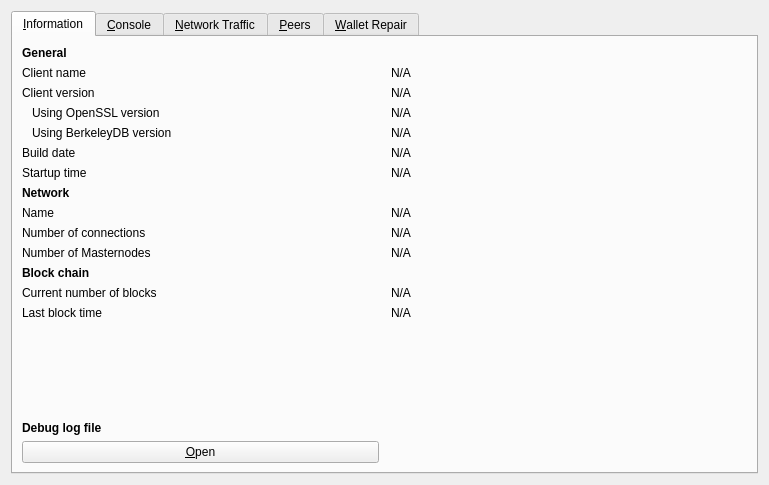
Kore-Core/KORE, file src/qt/forms/rpcconsole.ui: the form before one commit.
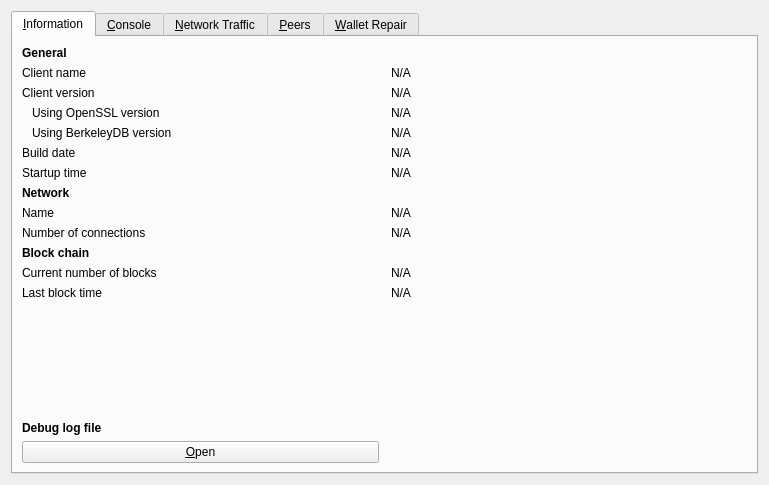
The form after the commit. The open tabs and pages were chosen to show the change. Icons and pictures are not drawn. Custom widgets are drawn as their Qt base class.

```diff
--- a/src/qt/forms/rpcconsole.ui
+++ b/src/qt/forms/rpcconsole.ui
@@ -243,29 +243,6 @@
          </property>
         </widget>
        </item>
-       <item row="10" column="0">
-        <widget class="QLabel" name="masternodeCountLabel">
-         <property name="text">
-          <string>Number of Masternodes</string>
-         </property>
-        </widget>
-       </item>
-       <item row="10" column="1">
-        <widget class="QLabel" name="masternodeCount">
-         <property name="cursor">
-          <cursorShape>IBeamCursor</cursorShape>
-         </property>
-         <property name="text">
-          <string>N/A</string>
-         </property>
-         <property name="textFormat">
-          <enum>Qt::PlainText</enum>
-         </property>
-         <property name="textInteractionFlags">
-          <set>Qt::LinksAccessibleByMouse|Qt::TextSelectableByKeyboard|Qt::TextSelectableByMouse</set>
-         </property>
-        </widget>
-       </item>
        <item row="11" column="0">
         <widget class="QLabel" name="blockchainHeader">
          <property name="font">
```
